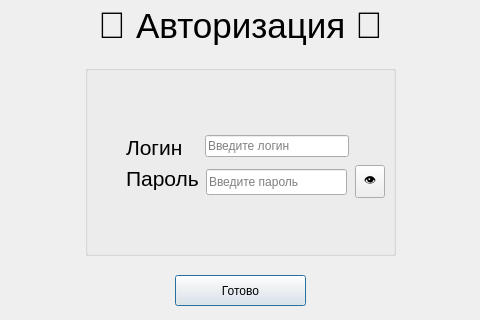
mamam111a/2-year_coursework_client, file loginwindow.ui: the form before one commit; both pictures show x 145 to 625 and y 125 to 445 of the 800 by 600 pixel window.
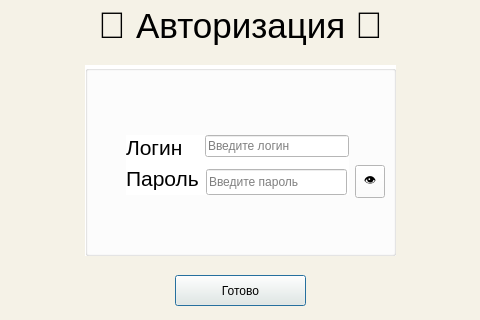
The form after the commit.

```diff
--- a/loginwindow.ui
+++ b/loginwindow.ui
@@ -13,6 +13,11 @@
   <property name="windowTitle">
    <string>Dialog</string>
   </property>
+  <property name="styleSheet">
+   <string notr="true">background-color: #F5F2E7;
+    color: black;
+</string>
+  </property>
   <widget class="QPushButton" name="pushButton">
    <property name="geometry">
     <rect>
@@ -48,6 +53,9 @@
      <height>191</height>
     </rect>
    </property>
+   <property name="styleSheet">
+    <string notr="true">background-color:white</string>
+   </property>
    <property name="title">
     <string/>
    </property>
```
Left out of the diff: 21 changed lines with no effect on the pictures.
